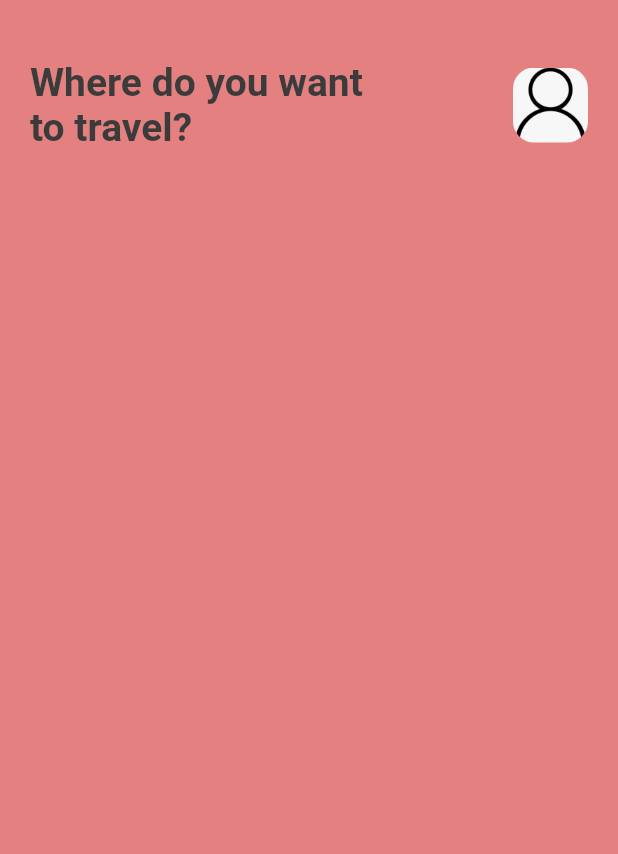
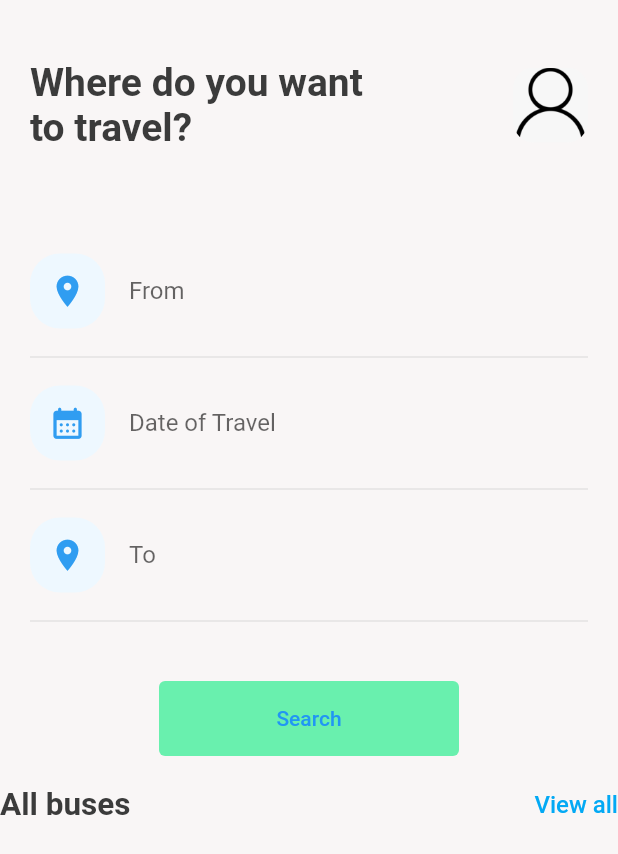
Before and after one commit to JesseMurah/sm-bus-app-flutter, a Flutter app: the HomeScreen screen opened directly, on a phone screen of 412 x 824 dp. Shown: the top 854 px of the screen. Run offline on Flutter 3.47's test engine with Material 2 defaults, Android fonts, the phone set to English and light mode, and no system bars; our stand-ins replace fluentui_icons, gap.

Commit message:
My first commit

```diff
--- a/lib/screens/bottom_bar.dart
+++ b/lib/screens/bottom_bar.dart
@@ -15,7 +15,7 @@ class _BottomBarState extends State<BottomBar> {
   int _selectedIndex = 1;
   static final List<Widget> _widgetOptions = <Widget>[
     const HomeScreen(),
-    const Text("Notifications"),
+    const Text("Search"),
     const Text("Tickets"),
     const Text("Profile")
   ];
@@ -50,11 +50,11 @@ class _BottomBarState extends State<BottomBar> {
               label: "Home"),
           BottomNavigationBarItem(
               icon: Icon(
-                FluentSystemIcons.ic_fluent_alert_on_regular,
+                FluentSystemIcons.ic_fluent_search_info_regular,
                 //color: Colors.blue,
                 size: 30,
               ),
-              activeIcon: Icon(FluentSystemIcons.ic_fluent_alert_on_filled),
+              activeIcon: Icon(FluentSystemIcons.ic_fluent_search_info_filled),
               label: "Search"),
           BottomNavigationBarItem(
               icon: Icon(
--- a/lib/screens/home_screen.dart
+++ b/lib/screens/home_screen.dart
@@ -3,7 +3,7 @@ import 'package:flutter/src/widgets/container.dart';
 import 'package:flutter/src/widgets/framework.dart';
 import 'dart:ui';
 
-import 'package:flutter/cupertino.dart';
+//import 'package:flutter/cupertino.dart';
 import 'package:gap/gap.dart';
 import 'package:my_app/utils/app_styles.dart';
 
@@ -13,8 +13,9 @@ class HomeScreen extends StatelessWidget {
   @override
   Widget build(BuildContext context) {
     return Scaffold(
-        backgroundColor: Styles.bgColor,
-        body: ListView(children: [
+      backgroundColor: Styles.bgColor,
+      body: ListView(
+        children: [
           Container(
               padding: const EdgeInsets.symmetric(horizontal: 20),
               child: Column(children: [
@@ -39,10 +40,122 @@ class HomeScreen extends StatelessWidget {
                           image: const DecorationImage(
                               fit: BoxFit.cover,
                               image: AssetImage("assets/images/person1.png"))),
-                    )
+                    ),
                   ],
                 ),
+                const Gap(40),
+                const SizedBox(height: 30.0),
+                Column(
+                  children: [
+                    Container(
+                      width: MediaQuery.of(context).size.width,
+                      child: TextField(
+                        decoration: InputDecoration(
+                          border: InputBorder.none,
+                          hintText: 'From',
+                          icon: Container(
+                            width: 50.0,
+                            height: 50.0,
+                            decoration: BoxDecoration(
+                              borderRadius: BorderRadius.circular(20.0),
+                              color: const Color(0xFFEEF8FF),
+                            ),
+                            child: const Icon(
+                              Icons.location_on,
+                              size: 25.0,
+                              color: Color(
+                                0xFF309DF1,
+                              ),
+                            ),
+                          ),
+                        ),
+                      ),
+                    ),
+                    Divider(height: 40.0),
+                    Container(
+                      width: MediaQuery.of(context).size.width,
+                      child: TextField(
+                        decoration: InputDecoration(
+                          border: InputBorder.none,
+                          hintText: 'Date of Travel',
+                          icon: Container(
+                            width: 50.0,
+                            height: 50.0,
+                            decoration: BoxDecoration(
+                              borderRadius: BorderRadius.circular(20.0),
+                              color: const Color(0xFFEEF8FF),
+                            ),
+                            child: const Icon(
+                              Icons.calendar_month_rounded,
+                              size: 25.0,
+                              color: Color(
+                                0xFF309DF1,
+                              ),
+                            ),
+                          ),
+                        ),
+                      ),
+                    ),
+                    Divider(height: 40.0),
+                    Container(
+                      width: MediaQuery.of(context).size.width,
+                      child: TextField(
+                        decoration: InputDecoration(
+                          border: InputBorder.none,
+                          hintText: 'To',
+                          icon: Container(
+                            width: 50.0,
+                            height: 50.0,
+                            decoration: BoxDecoration(
+                              borderRadius: BorderRadius.circular(20.0),
+                              color: const Color(0xFFEEF8FF),
+                            ),
+                            child: const Icon(
+                              Icons.location_on,
+                              size: 25.0,
+                              color: Color(
+                                0xFF309DF1,
+                              ),
+                            ),
+                          ),
+                        ),
+                      ),
+                    ),
+                  ],
+                ),
+                Divider(
+                  height: 40.0,
+                ),
+                const Gap(20),
+                SizedBox(
+                  width: 200,
+                  height: 50,
+                  child: TextButton(
+                    onPressed: () => print("Search"),
+                    style: TextButton.styleFrom(
+                      backgroundColor: Colors.greenAccent,
+                    ),
+                    child: Text("Search"),
+                  ),
+                ),
               ])),
-        ]));
+          const Gap(20),
+          Row(mainAxisAlignment: MainAxisAlignment.spaceBetween, children: [
+            Text(
+              "All buses",
+              style: Styles.headlineStyle2,
+            ),
+            InkWell(
+                onTap: () {
+                  print("You are tapped.");
+                },
+                child: Text(
+                  "View all",
+                  style: Styles.textStyle.copyWith(color: Colors.lightBlue),
+                ))
+          ])
+        ],
+      ),
+    );
   }
 }
--- /dev/null
+++ b/lib/screens/ticket_view.dart
@@ -0,0 +1,27 @@
+import 'package:flutter/src/widgets/container.dart';
+import 'package:flutter/src/widgets/framework.dart';
+
+import 'package:flutter/cupertino.dart';
+import 'package:my_app/utils/app_layout.dart';
+
+class TicketView extends StatelessWidget {
+  const TicketView({super.key});
+
+  @override
+  Widget build(BuildContext context) {
+    final size = AppLayout.getSize(context);
+    return SizedBox(
+      width: size.width,
+      height: 150,
+      child: Container(
+        child: Column(
+          children: [
+            Container(
+              padding: const EdgeInsets.all(16),
+            )
+          ],
+        ),
+      ),
+    );
+  }
+}
--- /dev/null
+++ b/lib/utils/app_layout.dart
@@ -0,0 +1,7 @@
+import 'package:flutter/material.dart';
+
+class AppLayout {
+  static getSize(BuildContext context) {
+    return MediaQuery.of(context).size;
+  }
+}
--- a/lib/utils/app_styles.dart
+++ b/lib/utils/app_styles.dart
@@ -5,7 +5,7 @@ Color primary = const Color(0xFF687daf);
 class Styles {
   static Color primaryColor = primaryColor;
   static Color textColor = const Color(0xFF3b3b3b);
-  static Color bgColor = Color.fromARGB(130, 202, 5, 5);
+  static Color bgColor = Color.fromARGB(130, 244, 238, 238);
   static Color orangeColor = const Color(0xFF526799);
   static TextStyle textStyle =
       TextStyle(fontSize: 16, color: textColor, fontWeight: FontWeight.w500);
--- a/pubspec.yaml
+++ b/pubspec.yaml
@@ -29,6 +29,7 @@ environment:
 # the latest version available on pub.dev. To see which dependencies have newer
 # versions available, run `flutter pub outdated`.
 dependencies:
+
   flutter:
     sdk: flutter
 
```
